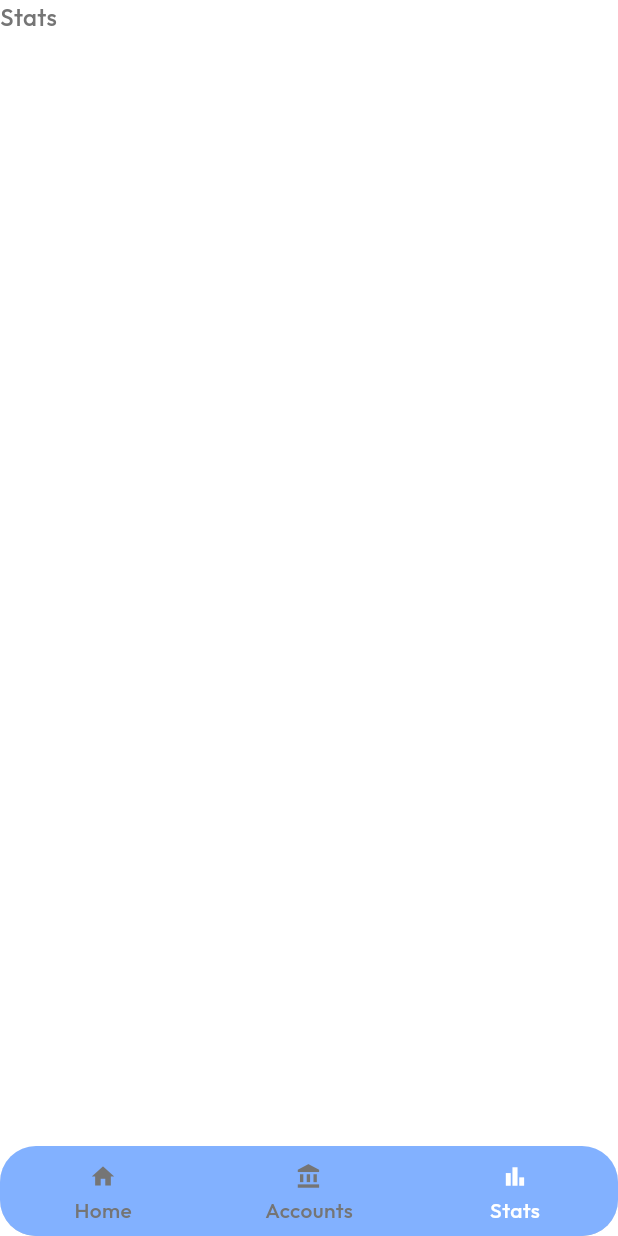
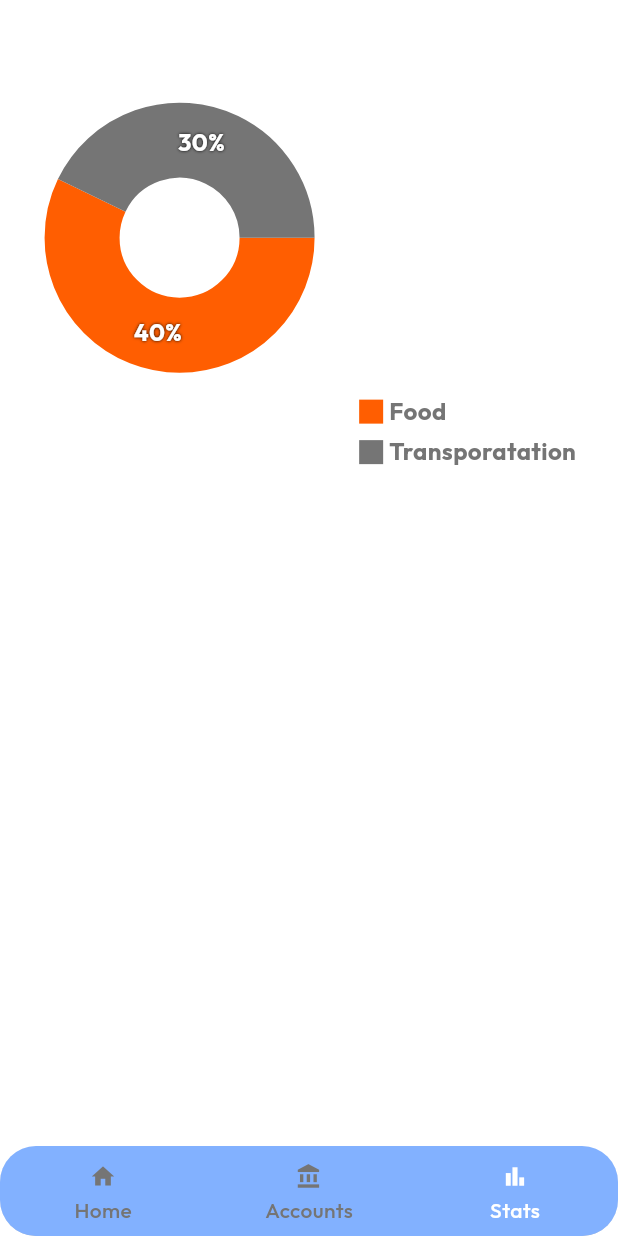
Before and after one commit to DrkDsk/FlutterMoneyManager, a Flutter app: the HomeScreen screen opened directly, swiped to page 3, on a phone screen of 412 x 824 dp. Run offline on Flutter 3.47's test engine with Material 3 defaults, Android fonts, the light colour scheme and no system bars; drawn by our look-alikes of fl_chart; our stand-ins replace bloc, equatable, flutter_bloc, flutter_svg, get_it, lottie and 1 more.

Commit message:
feat: colors updated

```diff
--- a/lib/src/core/colors/app_colors.dart
+++ b/lib/src/core/colors/app_colors.dart
@@ -1,4 +1,5 @@
 import 'package:flutter/material.dart';
+import 'package:flutter_money_manager/src/core/extensions/color_extension.dart';
 
 class AppColors {
   static Color primary = const Color(0xFFFFFFFF);
@@ -8,5 +9,5 @@ class AppColors {
   static Color incomeColor = Colors.green.shade600;
   static Color expenseColor = Colors.redAccent;
   static Color turquoise = const Color(0xE268C2E0);
-  static Color keyboardBackgroundColor = onPrimary.withOpacity(0.85);
+  static Color keyboardBackgroundColor = onPrimary.customOpacity(0.85);
 }
--- /dev/null
+++ b/lib/src/core/colors/category_colors.dart
@@ -0,0 +1,6 @@
+import 'package:flutter/material.dart';
+
+class CategoryColors {
+  static Color food = const Color.fromARGB(255, 255, 94, 1);
+  static Color transportation = Colors.grey.shade600;
+}
--- a/lib/src/core/shared/widgets/body_calendar.dart
+++ b/lib/src/core/shared/widgets/body_calendar.dart
@@ -3,6 +3,7 @@ import 'package:flutter_money_manager/src/core/extensions/datetime_extension.dar
 import 'package:flutter_money_manager/src/core/shared/builders/calendar/custom_calendar_builder.dart';
 import 'package:flutter_money_manager/src/core/shared/widgets/header_calendar.dart';
 import 'package:table_calendar/table_calendar.dart';
+import 'package:flutter_money_manager/src/core/extensions/color_extension.dart';
 
 class BodyCalendar extends StatefulWidget {
   const BodyCalendar({super.key});
@@ -70,7 +71,7 @@ class _BodyCalendarState extends State<BodyCalendar> {
                 TextStyle(fontSize: 15.0, color: theme.colorScheme.secondary),
             weekendStyle: TextStyle(
                 fontSize: 15.0,
-                color: theme.colorScheme.secondary.withOpacity(0.45)),
+                color: theme.colorScheme.secondary.customOpacity(0.45)),
           ),
           calendarBuilders: const CalendarBuilders(
             todayBuilder: CustomCalendarBuilder.todayBuilder,
--- a/lib/src/core/styles/container_styles.dart
+++ b/lib/src/core/styles/container_styles.dart
@@ -1,10 +1,11 @@
 import 'package:flutter/material.dart';
 import 'package:flutter_money_manager/src/core/colors/app_colors.dart';
+import 'package:flutter_money_manager/src/core/extensions/color_extension.dart';
 
 final kWidgetRoundedDecoration = BoxDecoration(
     borderRadius: BorderRadius.circular(12),
-    border: Border.all(color: AppColors.turquoise.withOpacity(0.15)));
+    border: Border.all(color: AppColors.turquoise.customOpacity(0.15)));
 
 final kTabBarDecoration = BoxDecoration(
-    color: AppColors.secondary.withOpacity(0.60),
+    color: AppColors.secondary.customOpacity(0.60),
     borderRadius: BorderRadius.circular(12));
--- a/lib/src/features/home/ui/screens/home_screen.dart
+++ b/lib/src/features/home/ui/screens/home_screen.dart
@@ -4,6 +4,7 @@ import 'package:flutter_money_manager/src/features/home/ui/blocs/navigation_cubi
 import 'package:flutter_money_manager/src/features/home/ui/pages/daily_home_page.dart';
 import 'package:flutter_money_manager/src/features/home/ui/widgets/custom_bottom_app_bar.dart';
 import 'package:flutter_bloc/flutter_bloc.dart';
+import 'package:flutter_money_manager/src/features/stats/ui/pages/stats_page.dart';
 
 class HomeScreen extends StatefulWidget {
   const HomeScreen({super.key});
@@ -59,7 +60,7 @@ class _HomeScreenState extends State<HomeScreen> {
                 child: PageView(
               onPageChanged: onTapBottomNavigationBar,
               controller: _pageController,
-              children: const [HomePage(), Text("Acounts"), Text("Stats")],
+              children: const [HomePage(), Text("Acounts"), StatsPage()],
             )),
           ],
         ),
--- a/lib/src/features/home/ui/widgets/add_transaction_button.dart
+++ b/lib/src/features/home/ui/widgets/add_transaction_button.dart
@@ -1,6 +1,7 @@
 import 'package:flutter/material.dart';
 import 'package:flutter_bloc/flutter_bloc.dart';
 import 'package:flutter_money_manager/src/core/di/di.dart';
+import 'package:flutter_money_manager/src/core/extensions/color_extension.dart';
 import 'package:flutter_money_manager/src/core/router/app_router.dart';
 import 'package:flutter_money_manager/src/features/transaction/ui/blocs/cubit/create_transaction_cubit.dart';
 import 'package:flutter_money_manager/src/features/transaction/ui/screen/create_transaction_screen.dart';
@@ -30,7 +31,7 @@ class AddTransactionButton extends StatelessWidget {
             borderRadius: BorderRadius.circular(16),
             boxShadow: [
               BoxShadow(
-                color: theme.colorScheme.onPrimary.withOpacity(0.80),
+                color: theme.colorScheme.onPrimary.customOpacity(0.80),
                 offset: const Offset(0, 3),
                 blurRadius: 1,
               )
--- a/lib/src/features/home/ui/widgets/expense_list.dart
+++ b/lib/src/features/home/ui/widgets/expense_list.dart
@@ -1,5 +1,6 @@
 import 'package:flutter/material.dart';
 import 'package:flutter_money_manager/src/core/colors/app_colors.dart';
+import 'package:flutter_money_manager/src/core/extensions/color_extension.dart';
 
 class ExpenseList extends StatelessWidget {
   const ExpenseList({
@@ -18,7 +19,7 @@ class ExpenseList extends StatelessWidget {
           padding: const EdgeInsets.symmetric(horizontal: 10, vertical: 10),
           decoration: BoxDecoration(
             borderRadius: BorderRadius.circular(12),
-            color: theme.colorScheme.onSecondary.withOpacity(0.10),
+            color: theme.colorScheme.onSecondary.customOpacity(0.10),
           ),
           child: Column(
             children: [
@@ -38,7 +39,7 @@ class ExpenseList extends StatelessWidget {
                         padding: const EdgeInsets.symmetric(horizontal: 6),
                         decoration: BoxDecoration(
                             color:
-                                theme.colorScheme.onPrimary.withOpacity(0.08),
+                                theme.colorScheme.onPrimary.customOpacity(0.08),
                             borderRadius: BorderRadius.circular(4)),
                         child:
                             Text("Friday", style: theme.textTheme.bodyMedium),
--- /dev/null
+++ b/lib/src/features/stats/ui/pages/stats_page.dart
@@ -0,0 +1,13 @@
+import 'package:flutter/material.dart';
+import 'package:flutter_money_manager/src/features/stats/ui/widgets/pie_chart_sample.dart';
+
+class StatsPage extends StatelessWidget {
+  const StatsPage({super.key});
+
+  @override
+  Widget build(BuildContext context) {
+    return const Column(
+      children: [PieChartSample()],
+    );
+  }
+}
--- /dev/null
+++ b/lib/src/features/stats/ui/widgets/indicator.dart
@@ -0,0 +1,44 @@
+import 'package:flutter/material.dart';
+
+class Indicator extends StatelessWidget {
+  const Indicator({
+    super.key,
+    required this.color,
+    required this.text,
+    required this.isSquare,
+    this.size = 16,
+    this.textColor,
+  });
+  final Color color;
+  final String text;
+  final bool isSquare;
+  final double size;
+  final Color? textColor;
+
+  @override
+  Widget build(BuildContext context) {
+    return Row(
+      children: <Widget>[
+        Container(
+          width: size,
+          height: size,
+          decoration: BoxDecoration(
+            shape: isSquare ? BoxShape.rectangle : BoxShape.circle,
+            color: color,
+          ),
+        ),
+        const SizedBox(
+          width: 4,
+        ),
+        Text(
+          text,
+          style: TextStyle(
+            fontSize: 16,
+            fontWeight: FontWeight.bold,
+            color: textColor,
+          ),
+        )
+      ],
+    );
+  }
+}
--- a/lib/src/features/transaction/ui/screen/create_transaction_screen.dart
+++ b/lib/src/features/transaction/ui/screen/create_transaction_screen.dart
@@ -1,6 +1,7 @@
 import 'package:flutter/material.dart';
 import 'package:flutter_money_manager/src/core/colors/app_colors.dart';
 import 'package:flutter_money_manager/src/core/constants/transactions_constants.dart';
+import 'package:flutter_money_manager/src/core/extensions/color_extension.dart';
 import 'package:flutter_money_manager/src/core/extensions/datetime_extension.dart';
 import 'package:flutter_money_manager/src/core/router/app_router.dart';
 import 'package:flutter_money_manager/src/core/shared/widgets/custom_app_bar.dart';
@@ -55,7 +56,7 @@ class _CreateTransactionScreenState extends State<CreateTransactionScreen> {
         return FractionallySizedBox(
           heightFactor: 0.4,
           child: Container(
-            color: AppColors.onPrimary.withOpacity(0.85),
+            color: AppColors.onPrimary.customOpacity(0.85),
             child: CustomNumericKeyboard(
               onOkSubmit: () => _router.pop(),
               onNumberTap: (number) {
--- a/pubspec.yaml
+++ b/pubspec.yaml
@@ -19,7 +19,7 @@ publish_to: 'none' # Remove this line if you wish to publish to pub.dev
 version: 1.0.0+1
 
 environment:
-  sdk: ^3.5.1
+  sdk: ^3.6.2
 
 # Dependencies specify other packages that your package needs in order to work.
 # To automatically upgrade your package dependencies to the latest versions
@@ -45,6 +45,7 @@ dependencies:
   flutter_launcher_icons: ^0.14.4
   equatable: ^2.0.7
   intl: ^0.20.2
+  fl_chart: ^1.0.0
 
 dev_dependencies:
   flutter_test:
```
Also changed, not shown: lib/src/core/extensions/color_extension.dart (added, +7 -0 lines), lib/src/core/shared/builders/calendar/custom_calendar_builder.dart (+22 -25 lines), lib/src/core/shared/widgets/custom_numeric_keyboard.dart (+6 -5 lines), lib/src/features/login/ui/widgets/login_form_container.dart (+10 -22 lines), lib/src/features/stats/ui/widgets/pie_chart_sample.dart (added, +122 -0 lines), pubspec.lock, 4 other files.
